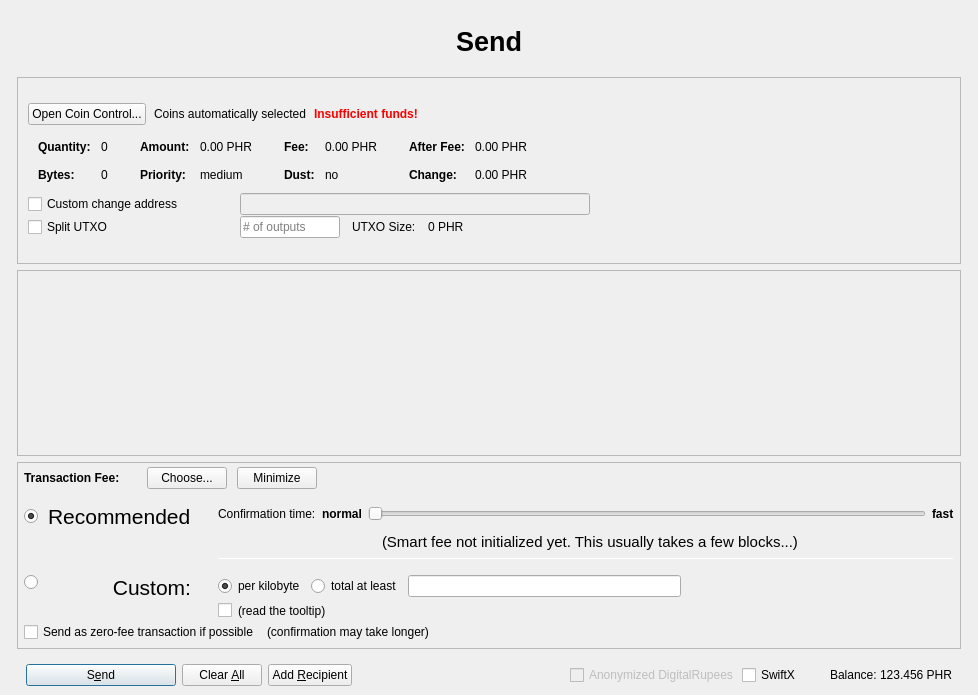
Above: src/qt/forms/sendcoinsdialog.ui from digitalrupee-project/rupee before the change. Below: the same form after it.
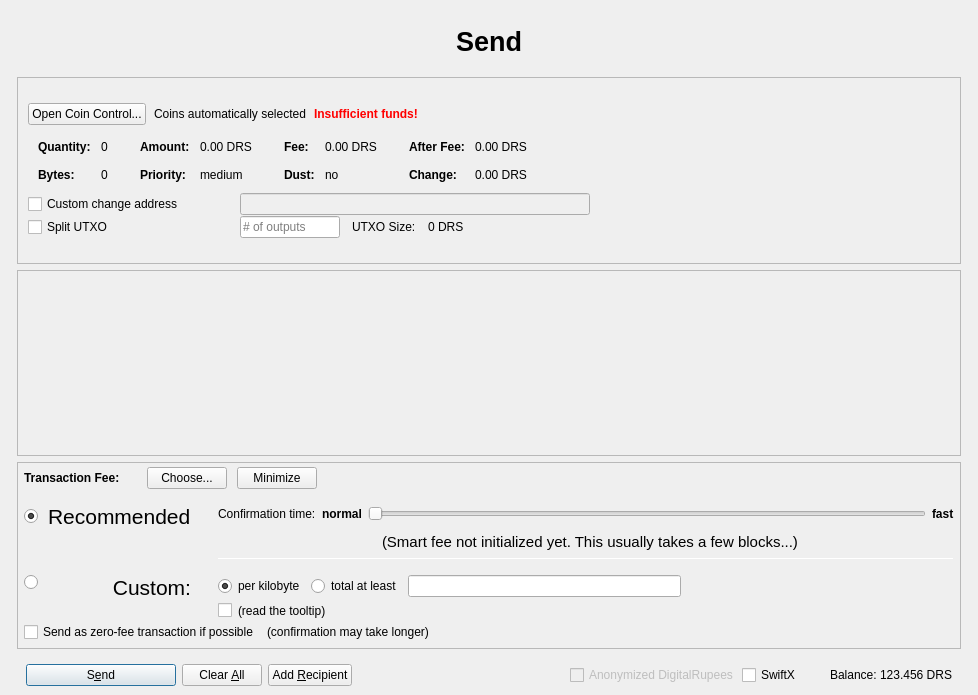
That is the form after the change. Custom widgets are drawn as their Qt base class.

```diff
--- a/src/qt/forms/sendcoinsdialog.ui
+++ b/src/qt/forms/sendcoinsdialog.ui
@@ -411,7 +411,7 @@
                         <enum>Qt::ActionsContextMenu</enum>
                        </property>
                        <property name="text">
-                        <string notr="true">0.00 PHR</string>
+                        <string notr="true">0.00 DRS</string>
                        </property>
                        <property name="textInteractionFlags">
                         <set>Qt::LinksAccessibleByMouse|Qt::TextSelectableByKeyboard|Qt::TextSelectableByMouse</set>
@@ -491,7 +491,7 @@
                         <enum>Qt::ActionsContextMenu</enum>
                        </property>
                        <property name="text">
-                        <string notr="true">0.00 PHR</string>
+                        <string notr="true">0.00 DRS</string>
                        </property>
                        <property name="textInteractionFlags">
                         <set>Qt::LinksAccessibleByMouse|Qt::TextSelectableByKeyboard|Qt::TextSelectableByMouse</set>
@@ -571,7 +571,7 @@
                         <enum>Qt::ActionsContextMenu</enum>
                        </property>
                        <property name="text">
-                        <string notr="true">0.00 PHR</string>
+                        <string notr="true">0.00 DRS</string>
                        </property>
                        <property name="textInteractionFlags">
                         <set>Qt::LinksAccessibleByMouse|Qt::TextSelectableByKeyboard|Qt::TextSelectableByMouse</set>
@@ -600,7 +600,7 @@
                         <enum>Qt::ActionsContextMenu</enum>
                        </property>
                        <property name="text">
-                        <string notr="true">0.00 PHR</string>
+                        <string notr="true">0.00 DRS</string>
                        </property>
                        <property name="textInteractionFlags">
                         <set>Qt::LinksAccessibleByMouse|Qt::TextSelectableByKeyboard|Qt::TextSelectableByMouse</set>
@@ -767,7 +767,7 @@
                 <item>
                  <widget class="QLabel" name="labelBlockSize">
                   <property name="text">
-                   <string>0 PHR</string>
+                   <string>0 DRS</string>
                   </property>
                  </widget>
                 </item>
@@ -1658,7 +1658,7 @@
                 <cursorShape>IBeamCursor</cursorShape>
                </property>
                <property name="text">
-                <string notr="true">123.456 PHR</string>
+                <string notr="true">123.456 DRS</string>
                </property>
                <property name="textInteractionFlags">
                 <set>Qt::LinksAccessibleByMouse|Qt::TextSelectableByKeyboard|Qt::TextSelectableByMouse</set>
```
Left out of the diff: 6 changed lines with no effect on the pictures.
